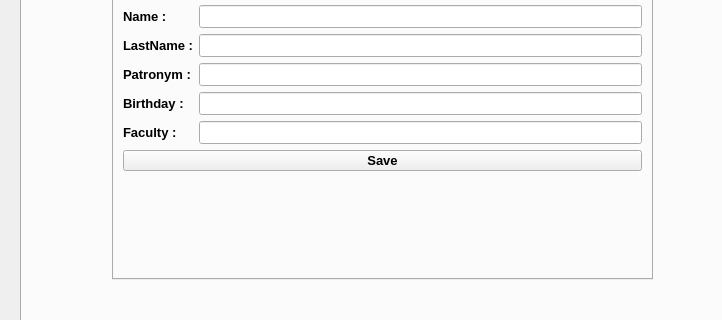
Whyfirefly/DB_STEP, file mainwindow.ui: the form before one commit; both pictures show x 0 to 722 and y 158 to 478 of the 1050 by 621 pixel window.
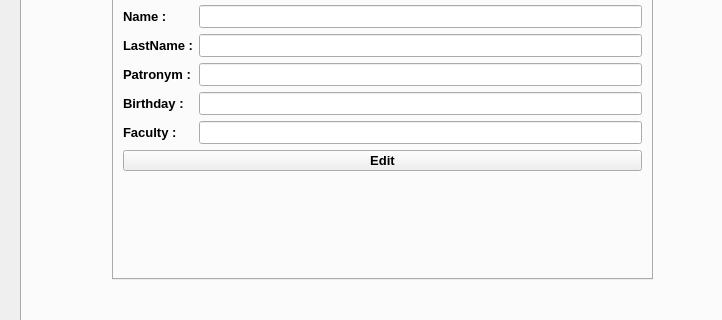
The form after the commit.

Patch:
```diff
--- a/mainwindow.ui
+++ b/mainwindow.ui
@@ -454,7 +454,7 @@
            </font>
           </property>
           <property name="text">
-           <string>Save</string>
+           <string>Edit</string>
           </property>
          </widget>
         </item>
```
